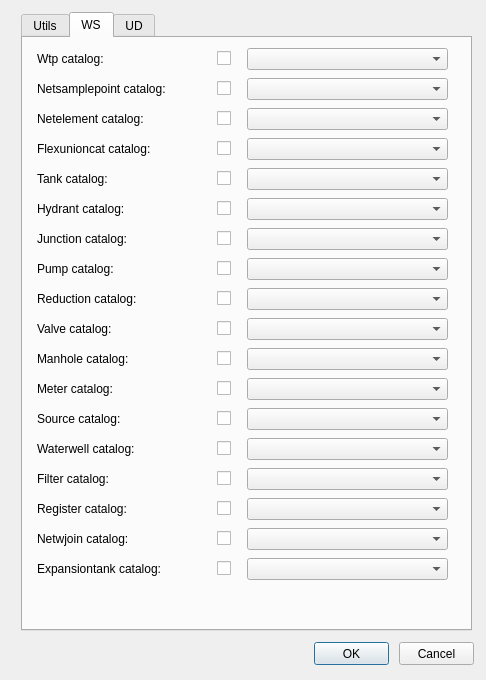
First picture: the form in ui/config_edit.ui, repository Giswater/giswater_qgis_plugin, before the edit.
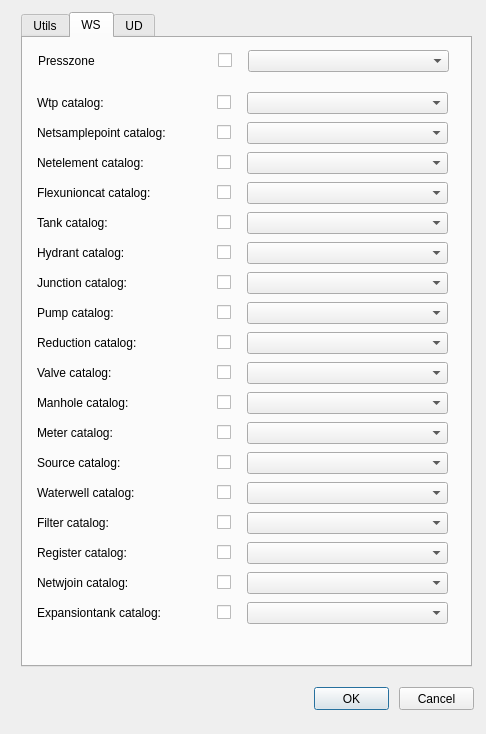
Second picture: the form after the edit. The open tabs and pages were chosen to show the change.

Commit message: Arrange config form

What changed in the file:
```diff
--- a/ui/config_edit.ui
+++ b/ui/config_edit.ui
@@ -7,7 +7,7 @@
     <x>0</x>
     <y>0</y>
     <width>486</width>
-    <height>680</height>
+    <height>734</height>
    </rect>
   </property>
   <property name="windowTitle">
@@ -17,7 +17,7 @@
    <property name="geometry">
     <rect>
      <x>314</x>
-     <y>642</y>
+     <y>687</y>
      <width>75</width>
      <height>23</height>
     </rect>
@@ -30,7 +30,7 @@
    <property name="geometry">
     <rect>
      <x>399</x>
-     <y>642</y>
+     <y>687</y>
      <width>75</width>
      <height>23</height>
     </rect>
@@ -45,7 +45,7 @@
      <x>21</x>
      <y>12</y>
      <width>451</width>
-     <height>619</height>
+     <height>655</height>
     </rect>
    </property>
    <property name="currentIndex">
@@ -1122,7 +1122,7 @@
      <property name="geometry">
       <rect>
        <x>224</x>
-       <y>70</y>
+       <y>114</y>
        <width>201</width>
        <height>22</height>
       </rect>
@@ -1132,7 +1132,7 @@
      <property name="geometry">
       <rect>
        <x>194</x>
-       <y>70</y>
+       <y>114</y>
        <width>20</width>
        <height>21</height>
       </rect>
@@ -1145,7 +1145,7 @@
      <property name="geometry">
       <rect>
        <x>14</x>
-       <y>70</y>
+       <y>114</y>
        <width>169</width>
        <height>22</height>
       </rect>
@@ -1181,7 +1181,7 @@
      <property name="geometry">
       <rect>
        <x>14</x>
-       <y>130</y>
+       <y>174</y>
        <width>166</width>
        <height>22</height>
       </rect>
@@ -1217,7 +1217,7 @@
      <property name="geometry">
       <rect>
        <x>194</x>
-       <y>130</y>
+       <y>174</y>
        <width>20</width>
        <height>21</height>
       </rect>
@@ -1230,7 +1230,7 @@
      <property name="geometry">
       <rect>
        <x>224</x>
-       <y>130</y>
+       <y>174</y>
        <width>201</width>
        <height>22</height>
       </rect>
@@ -1240,7 +1240,7 @@
      <property name="geometry">
       <rect>
        <x>14</x>
-       <y>160</y>
+       <y>204</y>
        <width>172</width>
        <height>22</height>
       </rect>
@@ -1276,7 +1276,7 @@
      <property name="geometry">
       <rect>
        <x>194</x>
-       <y>160</y>
+       <y>204</y>
        <width>20</width>
        <height>21</height>
       </rect>
@@ -1289,7 +1289,7 @@
      <property name="geometry">
       <rect>
        <x>224</x>
-       <y>160</y>
+       <y>204</y>
        <width>201</width>
        <height>22</height>
       </rect>
@@ -1299,7 +1299,7 @@
      <property name="geometry">
       <rect>
        <x>14</x>
-       <y>190</y>
+       <y>234</y>
        <width>169</width>
        <height>22</height>
       </rect>
@@ -1335,7 +1335,7 @@
      <property name="geometry">
       <rect>
        <x>194</x>
-       <y>190</y>
+       <y>234</y>
        <width>20</width>
        <height>21</height>
       </rect>
@@ -1348,7 +1348,7 @@
      <property name="geometry">
       <rect>
        <x>224</x>
-       <y>190</y>
+       <y>234</y>
        <width>201</width>
        <height>22</height>
       </rect>
@@ -1358,7 +1358,7 @@
      <property name="geometry">
       <rect>
        <x>14</x>
-       <y>220</y>
+       <y>264</y>
        <width>169</width>
        <height>22</height>
       </rect>
@@ -1394,7 +1394,7 @@
      <property name="geometry">
       <rect>
        <x>194</x>
-       <y>220</y>
+       <y>264</y>
        <width>20</width>
        <height>21</height>
       </rect>
@@ -1407,7 +1407,7 @@
      <property name="geometry">
       <rect>
        <x>224</x>
-       <y>220</y>
+       <y>264</y>
        <width>201</width>
        <height>22</height>
       </rect>
@@ -1417,7 +1417,7 @@
      <property name="geometry">
       <rect>
        <x>14</x>
-       <y>250</y>
+       <y>294</y>
        <width>172</width>
        <height>22</height>
       </rect>
@@ -1453,7 +1453,7 @@
      <property name="geometry">
       <rect>
        <x>194</x>
-       <y>250</y>
+       <y>294</y>
        <width>20</width>
        <height>21</height>
       </rect>
@@ -1466,7 +1466,7 @@
      <property name="geometry">
       <rect>
        <x>224</x>
-       <y>250</y>
+       <y>294</y>
        <width>201</width>
        <height>22</height>
       </rect>
@@ -1476,7 +1476,7 @@
      <property name="geometry">
       <rect>
        <x>14</x>
-       <y>280</y>
+       <y>324</y>
        <width>166</width>
        <height>22</height>
       </rect>
@@ -1512,7 +1512,7 @@
      <property name="geometry">
       <rect>
        <x>194</x>
-       <y>280</y>
+       <y>324</y>
        <width>20</width>
        <height>21</height>
       </rect>
@@ -1525,7 +1525,7 @@
      <property name="geometry">
       <rect>
        <x>224</x>
-       <y>280</y>
+       <y>324</y>
        <width>201</width>
        <height>22</height>
       </rect>
@@ -1535,7 +1535,7 @@
      <property name="geometry">
       <rect>
        <x>14</x>
-       <y>310</y>
+       <y>354</y>
        <width>166</width>
        <height>22</height>
       </rect>
@@ -1571,7 +1571,7 @@
      <property name="geometry">
       <rect>
        <x>194</x>
-       <y>310</y>
+       <y>354</y>
        <width>20</width>
        <height>21</height>
       </rect>
@@ -1584,7 +1584,7 @@
      <property name="geometry">
       <rect>
        <x>224</x>
-       <y>310</y>
+       <y>354</y>
        <width>201</width>
        <height>22</height>
       </rect>
@@ -1594,7 +1594,7 @@
      <property name="geometry">
       <rect>
        <x>14</x>
-       <y>370</y>
+       <y>414</y>
        <width>166</width>
        <height>22</height>
       </rect>
@@ -1630,7 +1630,7 @@
      <property name="geometry">
       <rect>
        <x>194</x>
-       <y>370</y>
+       <y>414</y>
        <width>20</width>
        <height>21</height>
       </rect>
@@ -1643,7 +1643,7 @@
      <property name="geometry">
       <rect>
        <x>224</x>
-       <y>370</y>
+       <y>414</y>
        <width>201</width>
        <height>22</height>
       </rect>
@@ -1653,7 +1653,7 @@
      <property name="geometry">
       <rect>
        <x>14</x>
-       <y>400</y>
+       <y>444</y>
        <width>163</width>
        <height>22</height>
       </rect>
@@ -1689,7 +1689,7 @@
      <property name="geometry">
       <rect>
        <x>194</x>
-       <y>400</y>
+       <y>444</y>
        <width>20</width>
        <height>21</height>
       </rect>
@@ -1702,7 +1702,7 @@
      <property name="geometry">
       <rect>
        <x>224</x>
-       <y>400</y>
+       <y>444</y>
        <width>201</width>
        <height>22</height>
       </rect>
@@ -1712,7 +1712,7 @@
      <property name="geometry">
       <rect>
        <x>14</x>
-       <y>430</y>
+       <y>474</y>
        <width>157</width>
        <height>22</height>
       </rect>
@@ -1748,7 +1748,7 @@
      <property name="geometry">
       <rect>
        <x>194</x>
-       <y>430</y>
+       <y>474</y>
        <width>20</width>
        <height>21</height>
       </rect>
@@ -1761,7 +1761,7 @@
      <property name="geometry">
       <rect>
        <x>14</x>
-       <y>460</y>
+       <y>504</y>
        <width>163</width>
        <height>22</height>
       </rect>
@@ -1797,7 +1797,7 @@
      <property name="geometry">
       <rect>
        <x>194</x>
-       <y>460</y>
+       <y>504</y>
        <width>20</width>
        <height>21</height>
       </rect>
@@ -1810,7 +1810,7 @@
      <property name="geometry">
       <rect>
        <x>224</x>
-       <y>460</y>
+       <y>504</y>
        <width>201</width>
        <height>22</height>
       </rect>
@@ -1820,7 +1820,7 @@
      <property name="geometry">
       <rect>
        <x>14</x>
-       <y>490</y>
+       <y>534</y>
        <width>166</width>
        <height>22</height>
       </rect>
@@ -1856,7 +1856,7 @@
      <property name="geometry">
       <rect>
        <x>194</x>
-       <y>490</y>
+       <y>534</y>
        <width>20</width>
        <height>21</height>
       </rect>
@@ -1869,7 +1869,7 @@
      <property name="geometry">
       <rect>
        <x>224</x>
-       <y>490</y>
+       <y>534</y>
        <width>201</width>
        <height>22</height>
       </rect>
@@ -1879,7 +1879,7 @@
      <property name="geometry">
       <rect>
        <x>14</x>
-       <y>520</y>
+       <y>564</y>
        <width>166</width>
        <height>22</height>
       </rect>
@@ -1915,7 +1915,7 @@
      <property name="geometry">
       <rect>
        <x>194</x>
-       <y>520</y>
+       <y>564</y>
        <width>20</width>
        <height>21</height>
       </rect>
@@ -1928,7 +1928,7 @@
      <property name="geometry">
       <rect>
        <x>224</x>
-       <y>520</y>
+       <y>564</y>
        <width>201</width>
        <height>22</height>
       </rect>
@@ -1938,7 +1938,7 @@
      <property name="geometry">
       <rect>
        <x>194</x>
-       <y>340</y>
+       <y>384</y>
        <width>20</width>
        <height>21</height>
       </rect>
@@ -1951,7 +1951,7 @@
      <property name="geometry">
       <rect>
        <x>224</x>
-       <y>340</y>
+       <y>384</y>
        <width>201</width>
        <height>22</height>
       </rect>
@@ -1961,7 +1961,7 @@
      <property name="geometry">
       <rect>
        <x>14</x>
-       <y>340</y>
+       <y>384</y>
        <width>163</width>
        <height>22</height>
       </rect>
@@ -1997,7 +1997,7 @@
      <property name="geometry">
       <rect>
        <x>224</x>
-       <y>430</y>
+       <y>474</y>
        <width>201</width>
        <height>22</height>
       </rect>
@@ -2007,7 +2007,7 @@
      <property name="geometry">
       <rect>
        <x>14</x>
-       <y>40</y>
+       <y>84</y>
        <width>169</width>
        <height>22</height>
       </rect>
@@ -2043,7 +2043,7 @@
      <property name="geometry">
       <rect>
        <x>194</x>
-       <y>40</y>
+       <y>84</y>
        <width>20</width>
        <height>21</height>
       </rect>
@@ -2062,7 +2062,7 @@
      <property name="geometry">
       <rect>
        <x>224</x>
-       <y>40</y>
+       <y>84</y>
        <width>201</width>
        <height>22</height>
       </rect>
@@ -2072,7 +2072,7 @@
      <property name="geometry">
       <rect>
        <x>14</x>
-       <y>100</y>
+       <y>144</y>
        <width>169</width>
        <height>22</height>
       </rect>
@@ -2108,7 +2108,7 @@
      <property name="geometry">
       <rect>
        <x>194</x>
-       <y>100</y>
+       <y>144</y>
        <width>20</width>
        <height>21</height>
       </rect>
@@ -2121,7 +2121,7 @@
      <property name="geometry">
       <rect>
        <x>224</x>
-       <y>100</y>
+       <y>144</y>
        <width>201</width>
        <height>22</height>
       </rect>
@@ -2131,7 +2131,7 @@
      <property name="geometry">
       <rect>
        <x>14</x>
-       <y>10</y>
+       <y>54</y>
        <width>166</width>
        <height>22</height>
       </rect>
@@ -2167,7 +2167,7 @@
      <property name="geometry">
       <rect>
        <x>224</x>
-       <y>10</y>
+       <y>54</y>
        <width>201</width>
        <height>22</height>
       </rect>
@@ -2177,7 +2177,7 @@
      <property name="geometry">
       <rect>
        <x>194</x>
-       <y>10</y>
+       <y>54</y>
        <width>20</width>
        <height>21</height>
       </rect>
@@ -2186,6 +2186,65 @@
       <string/>
      </property>
     </widget>
+    <widget class="QCheckBox" name="chk_presszone_vdefault">
+     <property name="geometry">
+      <rect>
+       <x>195</x>
+       <y>12</y>
+       <width>20</width>
+       <height>21</height>
+      </rect>
+     </property>
+     <property name="text">
+      <string/>
+     </property>
+    </widget>
+    <widget class="QLabel" name="label_presszone">
+     <property name="geometry">
+      <rect>
+       <x>15</x>
+       <y>12</y>
+       <width>166</width>
+       <height>22</height>
+      </rect>
+     </property>
+     <property name="font">
+      <font>
+       <pointsize>9</pointsize>
+      </font>
+     </property>
+     <property name="frameShape">
+      <enum>QFrame::NoFrame</enum>
+     </property>
+     <property name="frameShadow">
+      <enum>QFrame::Plain</enum>
+     </property>
+     <property name="text">
+      <string>Presszone</string>
+     </property>
+     <property name="textFormat">
+      <enum>Qt::AutoText</enum>
+     </property>
+     <property name="scaledContents">
+      <bool>false</bool>
+     </property>
+     <property name="alignment">
+      <set>Qt::AlignLeading|Qt::AlignLeft|Qt::AlignVCenter</set>
+     </property>
+     <property name="margin">
+      <number>3</number>
+     </property>
+    </widget>
+    <widget class="QComboBox" name="presszone_vdefault">
+     <property name="geometry">
+      <rect>
+       <x>225</x>
+       <y>12</y>
+       <width>201</width>
+       <height>22</height>
+      </rect>
+     </property>
+    </widget>
    </widget>
    <widget class="QWidget" name="tab_22">
     <attribute name="title">
```
Left out of the diff: 93 changed lines with no effect on the pictures.
